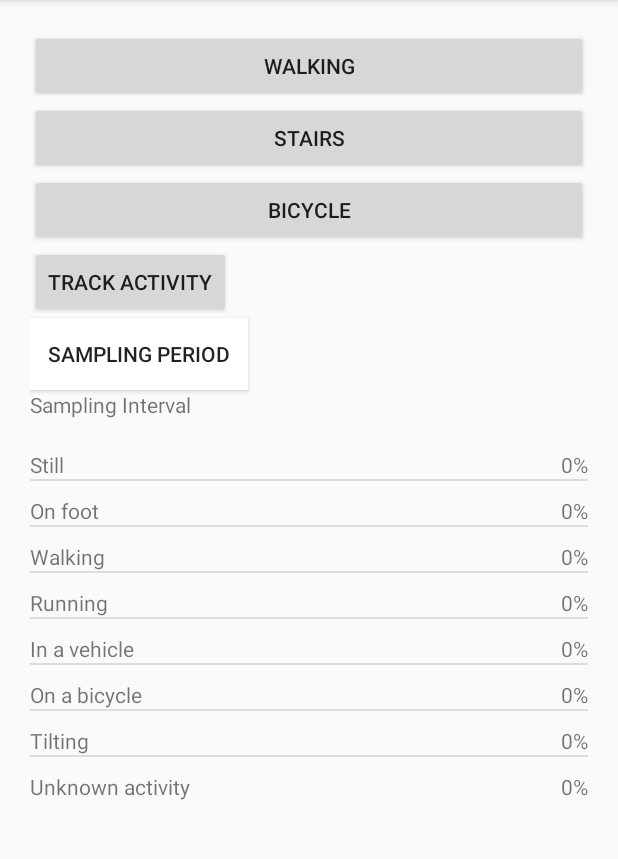
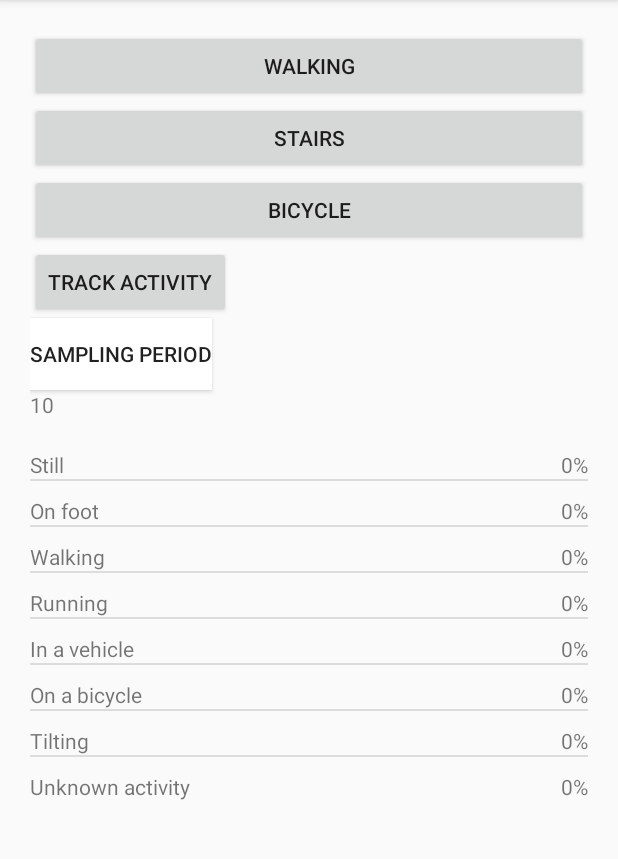
Before and after one commit to brunoaosantos/TestApp, an Android app: the screen it shows after launch (MainActivity), after a tap on "SAMPLING PERIOD", on a phone screen of 412 x 824 dp, the part 84-943 px from its top. Run offline under Robolectric (Android 15) with nearby library versions, the phone set to English and light mode, and no system bars; 1 statement that could not run was skipped.

```diff
--- a/app/src/main/java/com/example/brunosantos/testapp/MainActivity.java
+++ b/app/src/main/java/com/example/brunosantos/testapp/MainActivity.java
@@ -47,6 +47,9 @@ public class MainActivity extends AppCompatActivity
 
     //Set the activity detection interval//
     int samplingInterval = 5000;
+
+    //Determines the current state of the sampling interval button, either available or unavailable
+    String samplingState = "available";
 
     //Set the timer that allows to change the sampling interval
     int timer = 0;
@@ -99,6 +102,8 @@ public class MainActivity extends AppCompatActivity
         PreferenceManager.getDefaultSharedPreferences(this)
                 .registerOnSharedPreferenceChangeListener(this);
         updateDetectedActivitiesList();
+        updateSamplingInterval();
+        updateSamplingButton();
     }
     @Override
     protected void onPause() {
@@ -107,6 +112,7 @@ public class MainActivity extends AppCompatActivity
         super.onPause();
     }
     public void requestUpdatesHandler(View view) {
+        //starts traking the activivty
         Task<Void> task = mActivityRecognitionClient.requestActivityUpdates(
                 samplingInterval,
                 getActivityDetectionPendingIntent());
@@ -246,11 +252,20 @@ public class MainActivity extends AppCompatActivity
         */
         int now = (int) System.currentTimeMillis();
         int diff = now - timer;
-        if( diff > 1800000) {
+        if( diff > 180000 && timer != 0) {
             //means that has passed half an hour since lock
-            timer = 0;
-            Button setSampling = (Button) this.findViewById(R.id.setSampling);
-            setSampling.setBackgroundColor(Color.WHITE);
+            timer = now;
+            samplingState = "available";
+            updateSamplingButton();
+            setSamplingInterval(view);
+        }
+        else if(timer == 0) {
+            //if timer = 0 means that is the first press and locks the timer
+            timer = (int) System.currentTimeMillis();
+            samplingInterval = 10000;
+            updateSamplingInterval();
+            writeToFile(new String[]{"New sampling " + samplingInterval});
+            Toast.makeText(this, "Sampling interval changed to: " + samplingInterval/1000, Toast.LENGTH_SHORT).show();
         }
         else if(diff <= 30000) {
             /**
@@ -258,10 +273,6 @@ public class MainActivity extends AppCompatActivity
             *  since the first press where we can
             *  change the sampling interval
             */
-            if(timer == 0) {
-                //if timer = 0 means that is the first press and locks the timer
-                timer = (int) System.currentTimeMillis();
-            }
             if(samplingInterval <= 5000) {
                 samplingInterval = 10000;
             }
@@ -271,19 +282,63 @@ public class MainActivity extends AppCompatActivity
             else {
                 samplingInterval = 5000;
             }
-            TextView sampling = (TextView) this.findViewById(R.id.sampling);
-            sampling.setText(String.format("%d", samplingInterval / 1000));
+            updateSamplingInterval();
             writeToFile(new String[]{"New sampling " + samplingInterval});
             Toast.makeText(this, "Sampling interval changed to: " + samplingInterval/1000, Toast.LENGTH_SHORT).show();
         }
         else {
             //occurred some error or between the 30 seconds window where you can change the sampling
             // interval and the 30 minutes where you can change again the interval
-            Button setSampling = (Button) this.findViewById(R.id.setSampling);
-            setSampling.setBackgroundColor(Color.RED);
+            samplingState = "unavailable";
+            updateSamplingButton();
             Toast.makeText(this, "Sampling period changing interval timed out", Toast.LENGTH_SHORT).show();
 
         }
     }
 
+    @SuppressLint("DefaultLocale")
+    public void updateSamplingInterval () {
+        TextView sampling = (TextView) this.findViewById(R.id.sampling);
+        sampling.setText(String.format("%d", samplingInterval / 1000));
+    }
+
+    public void updateSamplingButton () {
+        Button setSampling = (Button) this.findViewById(R.id.setSampling);
+        if(samplingState.equals("unavailable")) {
+            setSampling.setBackgroundColor(Color.RED);
+        }
+        else {
+            setSampling.setBackgroundColor(Color.WHITE);
+        }
+    }
+
+    @Override
+    public void onSaveInstanceState(Bundle savedInstanceState) {
+
+        // Save UI state changes to the savedInstanceState.
+        // This bundle will be passed to onCreate if the process is
+        // killed and restarted.
+
+        savedInstanceState.putInt("timer", timer);
+        savedInstanceState.putInt("samplingInterval", samplingInterval);
+        savedInstanceState.putString("samplingState", samplingState);
+
+        super.onSaveInstanceState(savedInstanceState);
+    }
+
+//onRestoreInstanceState
+
+    @Override
+    public void onRestoreInstanceState(Bundle savedInstanceState) {
+
+        super.onRestoreInstanceState(savedInstanceState);
+
+        // Restore UI state from the savedInstanceState.
+        // This bundle has also been passed to onCreate.
+
+        timer = savedInstanceState.getInt("timer");
+        samplingInterval = savedInstanceState.getInt("samplingInterval");
+        samplingState = savedInstanceState.getString("samplingState");
+    }
+
 }
```
Also changed, not shown: 2 other files.
